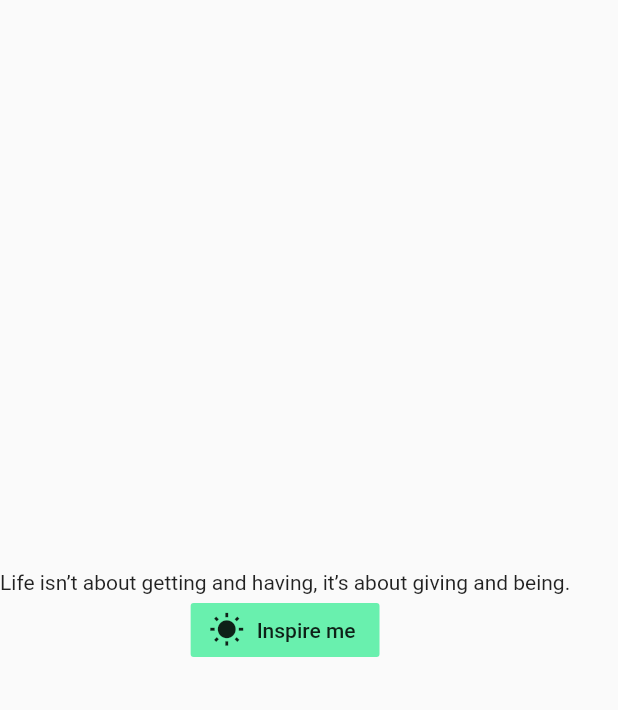
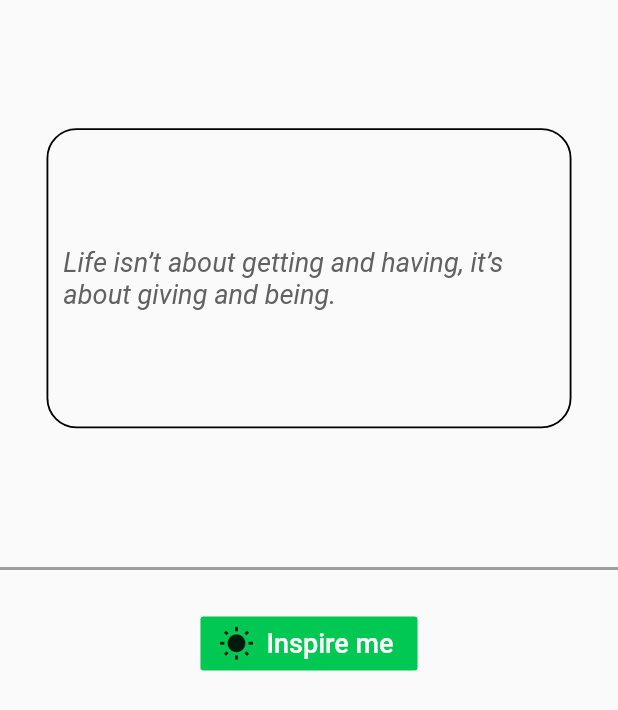
Before and after one commit to amitmaurya7374/Quotes-App, a Flutter app: the screen it shows after launch, on a phone screen of 412 x 824 dp. Shown: the top 710 px of the screen. Run offline on Flutter 3.47's test engine with Material 2 defaults, Android fonts, the phone set to English and light mode, and no system bars.

Commit message:
Forth commit

```diff
--- a/lib/quotes_screen.dart
+++ b/lib/quotes_screen.dart
@@ -30,15 +30,52 @@ class _QuotesState extends State<Quotes> {
         child: Column(
           mainAxisAlignment: MainAxisAlignment.center,
           children: <Widget>[
-            Text(
-              quotes[_index% quotes.length],
+            Expanded(
+              child: Center(
+                child: Container(
+                  padding: EdgeInsets.all(10),
+                  width: 350,
+                  height: 200,
+                  margin: EdgeInsets.all(10),
+                  decoration: BoxDecoration(
+                    color: Colors.transparent,
+                    borderRadius: BorderRadius.circular(20.0),
+                    border: Border.all(
+                      color: Colors.black,
+                      width: 1.23,
+                    ),
+                  ),
+                  child: Center(
+                    child: Text(
+                      quotes[_index % quotes.length],
+                      style: TextStyle(color: Colors.grey.shade700,fontSize: 18,fontStyle: FontStyle.italic),
+                    ),
+                  ),
+                ),
+              ),
             ),
-            FlatButton.icon(
-              color: Colors.greenAccent,
-              onPressed: _showQuote,
-              icon: Icon(Icons.wb_sunny),
-              label: Text("Inspire me"),
-            )
+            Divider(
+              color: Colors.grey,
+              thickness: 2,
+            ),
+            Padding(
+              padding: const EdgeInsets.only(
+                top: 18.0,
+              ),
+              child: FlatButton.icon(
+                color: Colors.greenAccent.shade700,
+                onPressed: _showQuote,
+                icon: Icon(Icons.wb_sunny),
+                label: Text(
+                  "Inspire me",
+                  style: TextStyle(
+                    color: Colors.white,
+                    fontSize: 18.0,
+                  ),
+                ),
+              ),
+            ),
+            Spacer(),
           ],
         ),
       ),
@@ -47,8 +84,7 @@ class _QuotesState extends State<Quotes> {
 
   void _showQuote() {
     setState(() {
-    _index = _index + 1;
+      _index = _index + 1;
     });
-
   }
 }
```
